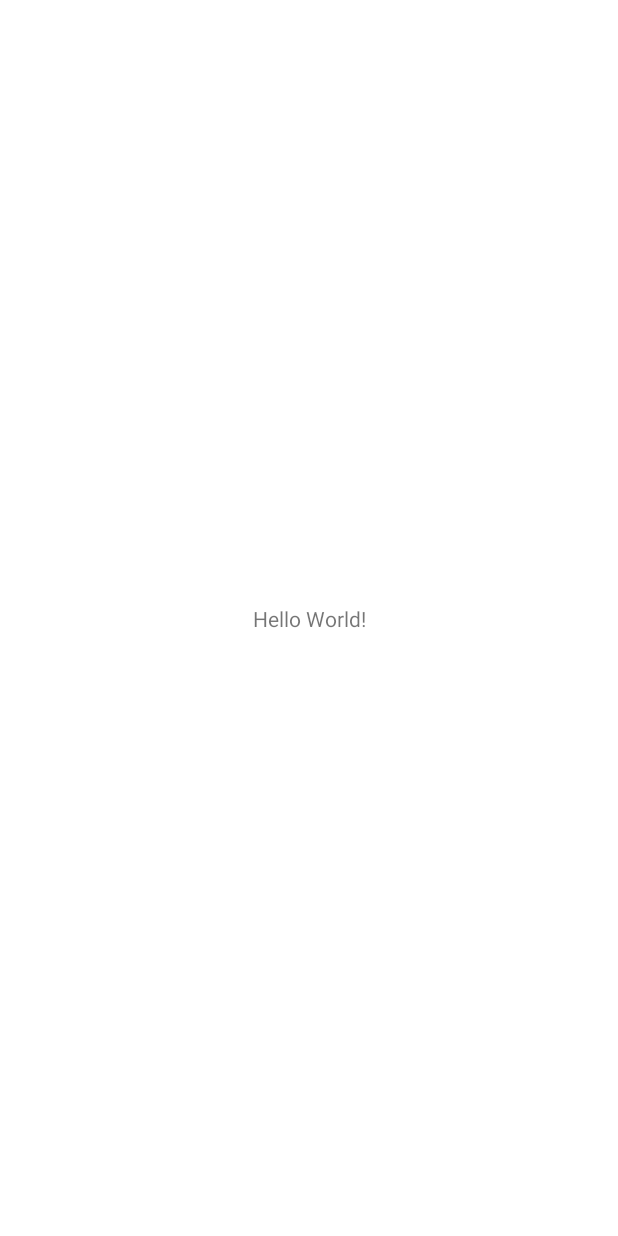
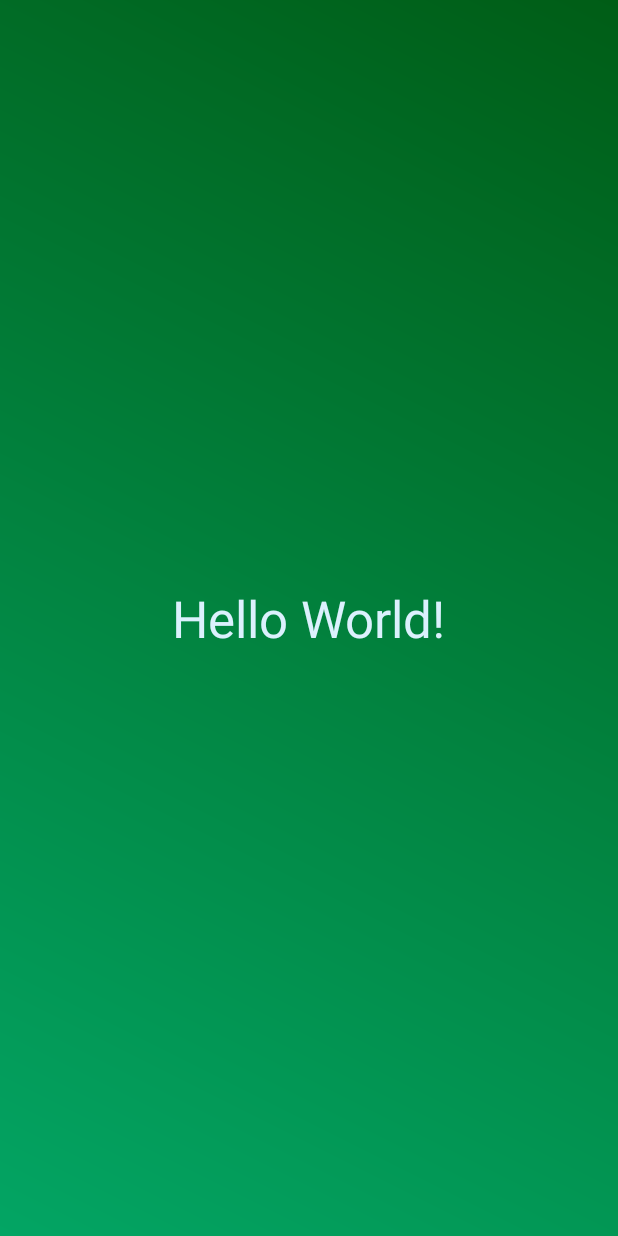
Before and after one commit to FelipiMatheuz/palace-android, an Android app: the screen it shows after launch (MainActivity), on a phone screen of 412 x 824 dp. Before the commit the screen is almost empty. Run offline under Robolectric (Android 15) with nearby library versions, the phone set to English and light mode, and no system bars.

Commit message:
Set up base layout

```diff
--- a/app/src/main/AndroidManifest.xml
+++ b/app/src/main/AndroidManifest.xml
@@ -1,5 +1,6 @@
 <?xml version="1.0" encoding="utf-8"?>
 <manifest xmlns:android="http://schemas.android.com/apk/res/android"
+          xmlns:tools="http://schemas.android.com/tools"
           package="org.felipimz.palace_android">
 
     <application
@@ -9,6 +10,8 @@
             android:label="@string/app_name"
             android:roundIcon="@mipmap/ic_launcher"
             android:supportsRtl="true"
+            android:screenOrientation="landscape"
+            tools:ignore="LockedOrientationActivity"
             android:theme="@style/Theme.Palaceandroid">
         <activity
                 android:name=".MainActivity"
--- /dev/null
+++ b/app/src/main/res/drawable/simple_table.xml
@@ -0,0 +1,8 @@
+<?xml version="1.0" encoding="utf-8"?>
+<shape xmlns:android="http://schemas.android.com/apk/res/android"
+       android:shape="rectangle">
+    <gradient
+            android:startColor="@color/green_table_start"
+            android:endColor="@color/green_table_end"
+            android:angle="45" />
+</shape>
--- a/app/src/main/res/layout/activity_main.xml
+++ b/app/src/main/res/layout/activity_main.xml
@@ -5,14 +5,65 @@
         xmlns:app="http://schemas.android.com/apk/res-auto"
         android:layout_width="match_parent"
         android:layout_height="match_parent"
-        tools:context=".MainActivity">
+        tools:context=".MainActivity"
+        android:background="@drawable/simple_table">
+
     <TextView
+            android:id="@+id/message_table"
             android:layout_width="wrap_content"
             android:layout_height="wrap_content"
             android:text="Hello World!"
             app:layout_constraintBottom_toBottomOf="parent"
             app:layout_constraintLeft_toLeftOf="parent"
             app:layout_constraintRight_toRightOf="parent"
-            app:layout_constraintTop_toTopOf="parent"/>
+            app:layout_constraintTop_toTopOf="parent"
+            android:textColor="@color/ice"
+            android:textSize="34sp"/>
+
+    <androidx.recyclerview.widget.RecyclerView
+            android:layout_width="0dp"
+            android:layout_height="56dp"
+            app:layout_constraintBottom_toBottomOf="parent"
+            android:layout_marginBottom="8dp"
+            android:id="@+id/pool_player1"
+            android:orientation="horizontal"
+            app:layout_constraintStart_toEndOf="@+id/pool_player3"
+            android:layout_marginStart="8dp"
+            app:layout_constraintEnd_toStartOf="@+id/pool_player4"
+            android:layout_marginEnd="8dp"/>
+
+    <androidx.recyclerview.widget.RecyclerView
+            android:layout_width="0dp"
+            android:layout_height="56dp"
+            android:id="@+id/pool_player2"
+            app:layout_constraintTop_toTopOf="parent"
+            android:layout_marginTop="8dp"
+            android:orientation="horizontal"
+            app:layout_constraintStart_toEndOf="@+id/pool_player3"
+            android:layout_marginStart="8dp"
+            app:layout_constraintEnd_toStartOf="@+id/pool_player4"
+            android:layout_marginEnd="8dp"/>
+
+    <androidx.recyclerview.widget.RecyclerView
+            android:layout_width="56dp"
+            android:layout_height="0dp"
+            app:layout_constraintStart_toStartOf="parent"
+            app:layout_constraintTop_toTopOf="parent"
+            app:layout_constraintBottom_toBottomOf="parent"
+            android:layout_marginStart="8dp"
+            android:layout_marginTop="8dp"
+            android:layout_marginBottom="8dp"
+            android:id="@+id/pool_player3"/>
+
+    <androidx.recyclerview.widget.RecyclerView
+            android:layout_width="56dp"
+            android:layout_height="0dp"
+            app:layout_constraintEnd_toEndOf="parent"
+            app:layout_constraintTop_toTopOf="parent"
+            app:layout_constraintBottom_toBottomOf="parent"
+            android:layout_marginEnd="8dp"
+            android:layout_marginTop="8dp"
+            android:layout_marginBottom="8dp"
+            android:id="@+id/pool_player4"/>
 
 </androidx.constraintlayout.widget.ConstraintLayout>
--- a/app/src/main/res/values-night/themes.xml
+++ b/app/src/main/res/values-night/themes.xml
@@ -2,8 +2,8 @@
     <!-- Base application theme. -->
     <style name="Theme.Palaceandroid" parent="Theme.MaterialComponents.DayNight.NoActionBar">
         <!-- Primary brand color. -->
-        <item name="colorPrimary">@color/purple_200</item>
-        <item name="colorPrimaryVariant">@color/purple_700</item>
+        <item name="colorPrimary">@color/white</item>
+        <item name="colorPrimaryVariant">@color/black</item>
         <item name="colorOnPrimary">@color/black</item>
         <!-- Secondary brand color. -->
         <item name="colorSecondary">@color/teal_200</item>
--- a/app/src/main/res/values/colors.xml
+++ b/app/src/main/res/values/colors.xml
@@ -1,10 +1,10 @@
 <?xml version="1.0" encoding="utf-8"?>
 <resources>
-    <color name="purple_200">#FFBB86FC</color>
-    <color name="purple_500">#FF6200EE</color>
-    <color name="purple_700">#FF3700B3</color>
     <color name="teal_200">#FF03DAC5</color>
     <color name="teal_700">#FF018786</color>
     <color name="black">#FF000000</color>
     <color name="white">#FFFFFFFF</color>
+    <color name="green_table_end">#FF005D16</color>
+    <color name="green_table_start">#03A564</color>
+    <color name="ice">#DBF1FD</color>
 </resources>
--- a/app/src/main/res/values/themes.xml
+++ b/app/src/main/res/values/themes.xml
@@ -2,8 +2,8 @@
     <!-- Base application theme. -->
     <style name="Theme.Palaceandroid" parent="Theme.MaterialComponents.DayNight.NoActionBar">
         <!-- Primary brand color. -->
-        <item name="colorPrimary">@color/purple_500</item>
-        <item name="colorPrimaryVariant">@color/purple_700</item>
+        <item name="colorPrimary">@color/white</item>
+        <item name="colorPrimaryVariant">@color/black</item>
         <item name="colorOnPrimary">@color/white</item>
         <!-- Secondary brand color. -->
         <item name="colorSecondary">@color/teal_200</item>
```
Also changed, not shown: app/src/main/res/drawable-v24/ic_launcher_foreground.xml (deleted, +0 -31 lines), app/src/main/res/drawable/ic_launcher_background.xml (deleted, +0 -74 lines).
